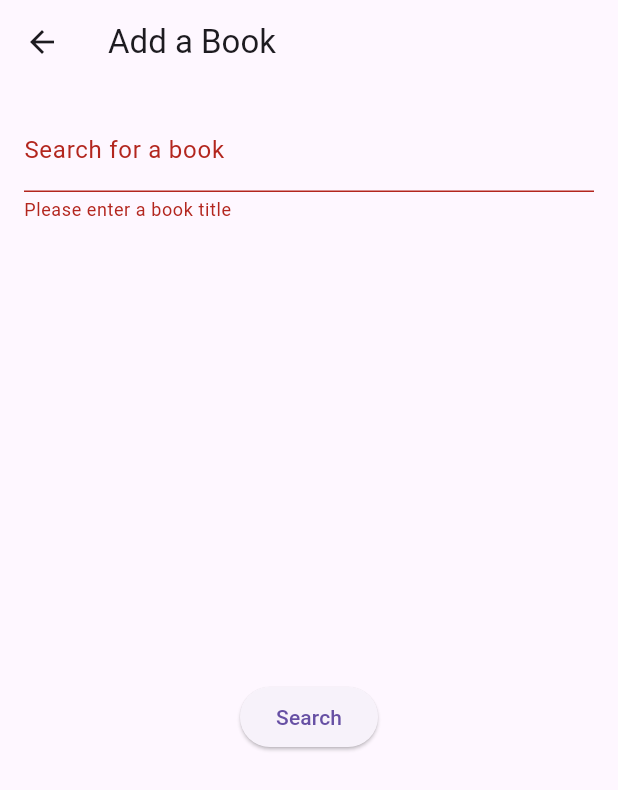
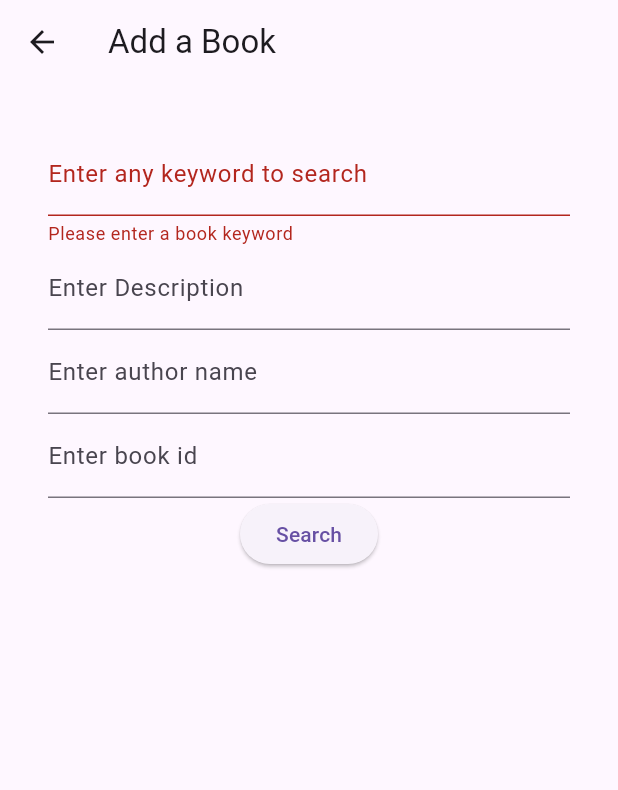
Before and after one commit to shivam-rathore-byte/Assignment-1, a Flutter app: the AddBookScreen screen opened by its route, after a tap on "Search", on a phone screen of 412 x 824 dp. Shown: the top 790 px of the screen. Run offline on Flutter 3.47's test engine with Material 3 defaults, Android fonts, the phone set to English and light mode, and no system bars; our stand-ins replace go_router.

```diff
--- a/lib/screens/add_book_screen.dart
+++ b/lib/screens/add_book_screen.dart
@@ -13,6 +13,8 @@ class AddBookScreen extends StatefulWidget {
 
 class _AddBookScreenState extends State<AddBookScreen> {
   final _formKey = GlobalKey<FormState>();
+  final _descKey = GlobalKey<FormState>();
+  final _idKey = GlobalKey<FormState>();
   final _titleController = TextEditingController();
   List<Book> _searchResults = [];
 
@@ -37,26 +39,59 @@ class _AddBookScreenState extends State<AddBookScreen> {
         title: Text('Add a Book'),
       ),
       body: Padding(
-        padding: const EdgeInsets.all(16.0),
+        padding: const EdgeInsets.all(32.0),
         child: Column(
+          // mainAxisAlignment: MainAxisAlignment.spaceBetween,
           children: [
             Form(
               key: _formKey,
               child: TextFormField(
                 controller: _titleController,
-                decoration: InputDecoration(labelText: 'Search for a book'),
+                decoration:
+                    InputDecoration(labelText: 'Enter any keyword to search'),
                 validator: (value) {
                   if (value == null || value.isEmpty) {
-                    return 'Please enter a book title';
+                    return 'Please enter a book keyword';
                   }
                   return null;
                 },
               ),
             ),
-            const Spacer(),
+            Form(
+              key: _descKey,
+              child: TextFormField(
+                decoration: InputDecoration(labelText: 'Enter Description'),
+                validator: (value) {
+                  if (value == null || value.isEmpty) {
+                    return 'Please enter Description';
+                  }
+                  return null;
+                },
+              ),
+            ),
+            Form(
+              child: TextFormField(
+                decoration: InputDecoration(labelText: 'Enter author name'),
+              ),
+            ),
+            Form(
+              key: _idKey,
+              child: TextFormField(
+                decoration: InputDecoration(labelText: 'Enter book id'),
+                validator: (value) {
+                  if (value == null || value.isEmpty) {
+                    return 'Please enter a book id';
+                  }
+                  return null;
+                },
+              ),
+            ),
+            //const Spacer(),
             ElevatedButton(
               onPressed: () {
-                if (_formKey.currentState!.validate()) {
+                if (_formKey.currentState!.validate() &&
+                    _descKey.currentState!.validate() &&
+                    _idKey.currentState!.validate()) {
                   _searchBooks(_titleController.text);
                 }
               },
```
